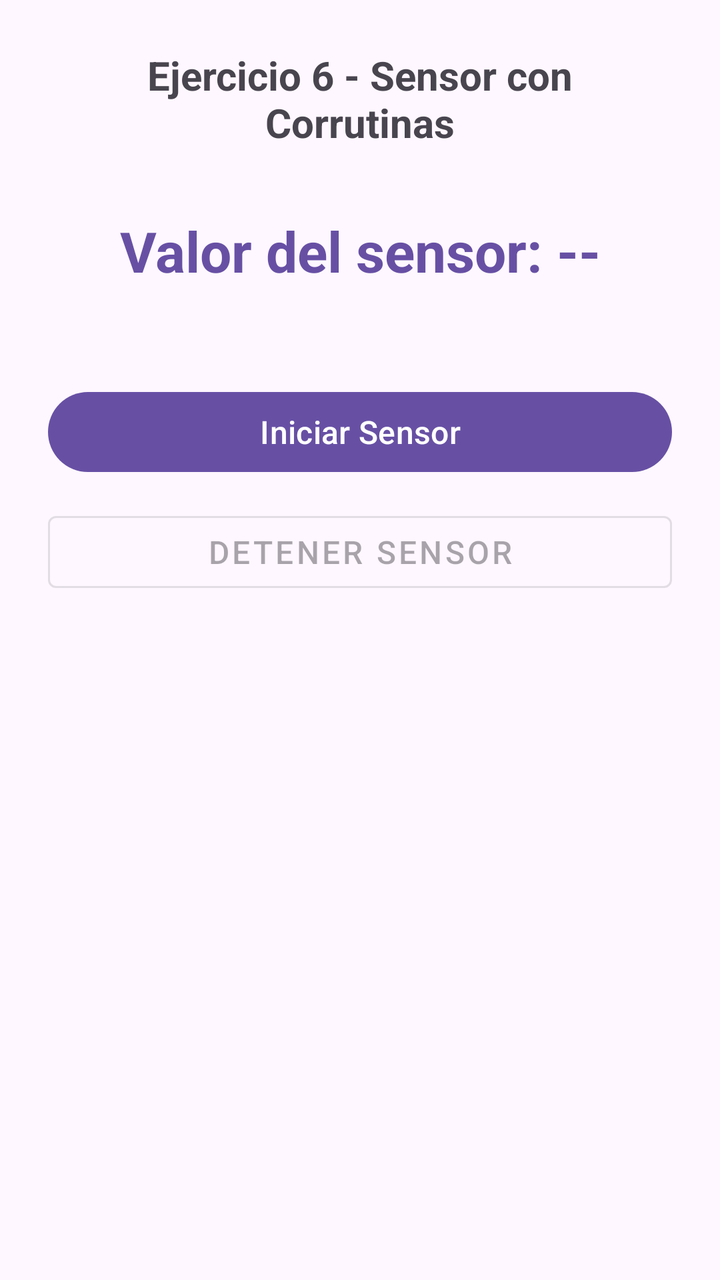
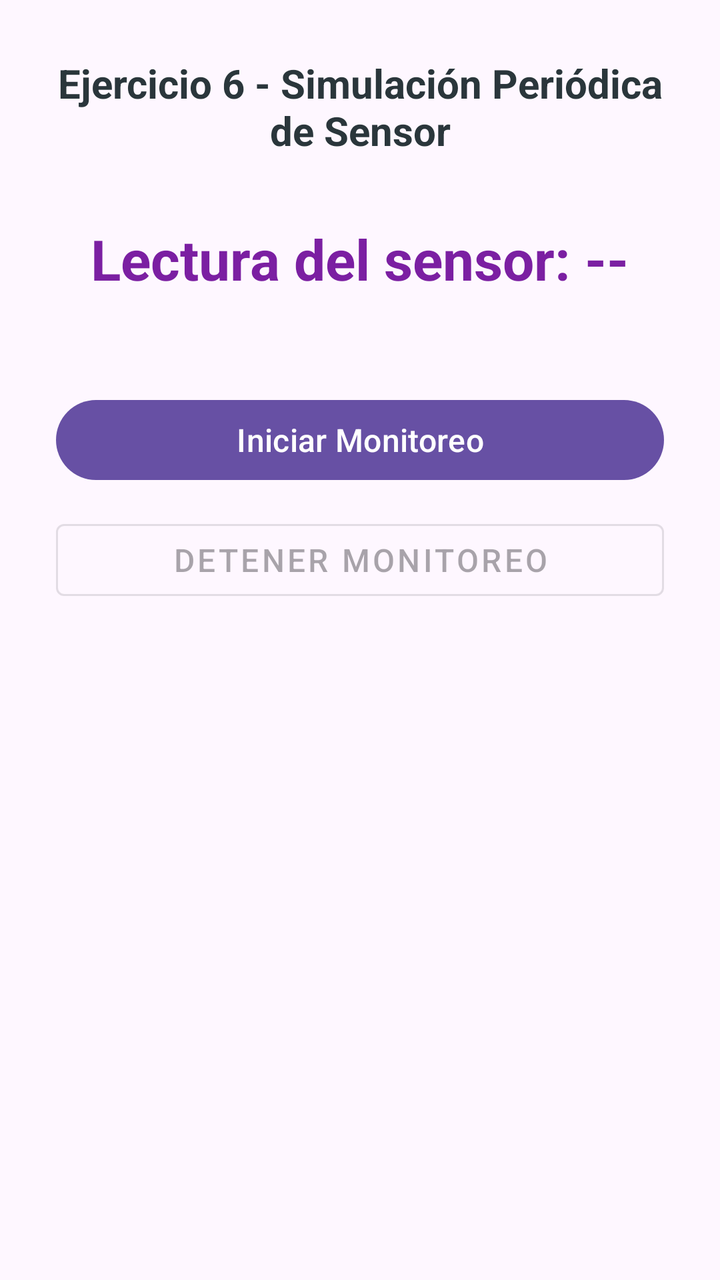

Screens rendered from an Android XML layout before and after an edit, with the pre-edit source and the edit as a unified diff.
<!-- AndroidManifest.xml: application theme Theme.Actividad6 -->
<!-- res/layout/activity_ejercicio6.xml -->
<?xml version="1.0" encoding="utf-8"?>
<LinearLayout xmlns:android="http://schemas.android.com/apk/res/android"
    xmlns:tools="http://schemas.android.com/tools"
    android:id="@+id/main"
    android:layout_width="match_parent"
    android:layout_height="match_parent"
    android:orientation="vertical"
    android:padding="24dp"
    android:gravity="center_horizontal"
    tools:context=".ejercicios.ejercicio6.Ejercicio6Activity">

    <TextView
        android:id="@+id/tvHeader"
        android:layout_width="wrap_content"
        android:layout_height="wrap_content"
        android:text="Ejercicio 6 - Sensor con Corrutinas"
        android:textSize="20sp"
        android:textStyle="bold"
        android:textAlignment="center"
        android:layout_marginBottom="32dp" />

    <TextView
        android:id="@+id/tvValorSensor"
        android:layout_width="wrap_content"
        android:layout_height="wrap_content"
        android:text="Valor del sensor: --"
        android:textSize="28sp"
        android:textStyle="bold"
        android:textColor="?attr/colorPrimary"
        android:layout_marginBottom="48dp"
        android:textAlignment="center" />

    <com.google.android.material.button.MaterialButton
        android:id="@+id/btnIniciar"
        android:layout_width="match_parent"
        android:layout_height="wrap_content"
        android:text="Iniciar Sensor"
        android:textSize="16sp"
        android:layout_marginBottom="12dp" />

    <com.google.android.material.button.MaterialButton
        android:id="@+id/btnDetener"
        android:layout_width="match_parent"
        android:layout_height="wrap_content"
        android:text="Detener Sensor"
        android:textSize="16sp"
        android:enabled="false"
        style="@style/Widget.MaterialComponents.Button.OutlinedButton" />

</LinearLayout>
<!-- resources referenced by this layout -->
<resources>
  <style name="Theme.Actividad6" parent="Base.Theme.Actividad6" />
  <style name="Base.Theme.Actividad6" parent="Theme.Material3.DayNight.NoActionBar">
          
          
      </style>
</resources>

<!-- the commit's change to res/layout/activity_ejercicio6.xml (unified diff, before → after) -->
@@ -5,44 +5,45 @@
     android:layout_width="match_parent"
     android:layout_height="match_parent"
     android:orientation="vertical"
-    android:padding="24dp"
+    android:padding="28dp"
     android:gravity="center_horizontal"
     tools:context=".ejercicios.ejercicio6.Ejercicio6Activity">
 
     <TextView
-        android:id="@+id/tvHeader"
+        android:id="@+id/lblTituloSensor"
         android:layout_width="wrap_content"
         android:layout_height="wrap_content"
-        android:text="Ejercicio 6 - Sensor con Corrutinas"
+        android:text="Ejercicio 6 - Simulación Periódica de Sensor"
         android:textSize="20sp"
         android:textStyle="bold"
         android:textAlignment="center"
+        android:textColor="@color/primary_color"
         android:layout_marginBottom="32dp" />
 
     <TextView
-        android:id="@+id/tvValorSensor"
+        android:id="@+id/lblLecturaSensor"
         android:layout_width="wrap_content"
         android:layout_height="wrap_content"
-        android:text="Valor del sensor: --"
+        android:text="Lectura del sensor: --"
         android:textSize="28sp"
         android:textStyle="bold"
-        android:textColor="?attr/colorPrimary"
+        android:textColor="@color/custom_purple"
         android:layout_marginBottom="48dp"
         android:textAlignment="center" />
 
     <com.google.android.material.button.MaterialButton
-        android:id="@+id/btnIniciar"
+        android:id="@+id/btnActivarSensor"
         android:layout_width="match_parent"
         android:layout_height="wrap_content"
-        android:text="Iniciar Sensor"
+        android:text="Iniciar Monitoreo"
         android:textSize="16sp"
         android:layout_marginBottom="12dp" />
 
     <com.google.android.material.button.MaterialButton
-        android:id="@+id/btnDetener"
+        android:id="@+id/btnDesactivarSensor"
         android:layout_width="match_parent"
         android:layout_height="wrap_content"
-        android:text="Detener Sensor"
+        android:text="Detener Monitoreo"
         android:textSize="16sp"
         android:enabled="false"
         style="@style/Widget.MaterialComponents.Button.OutlinedButton" />
<!-- resource entries referenced after the edit -->
@@ -1,5 +1,7 @@
 <!-- resources referenced by this layout -->
 <resources>
+  <color name="custom_purple">#7B1FA2</color>
+  <color name="primary_color">#2A363B</color>
   <style name="Theme.Actividad6" parent="Base.Theme.Actividad6" />
   <style name="Base.Theme.Actividad6" parent="Theme.Material3.DayNight.NoActionBar">
           
